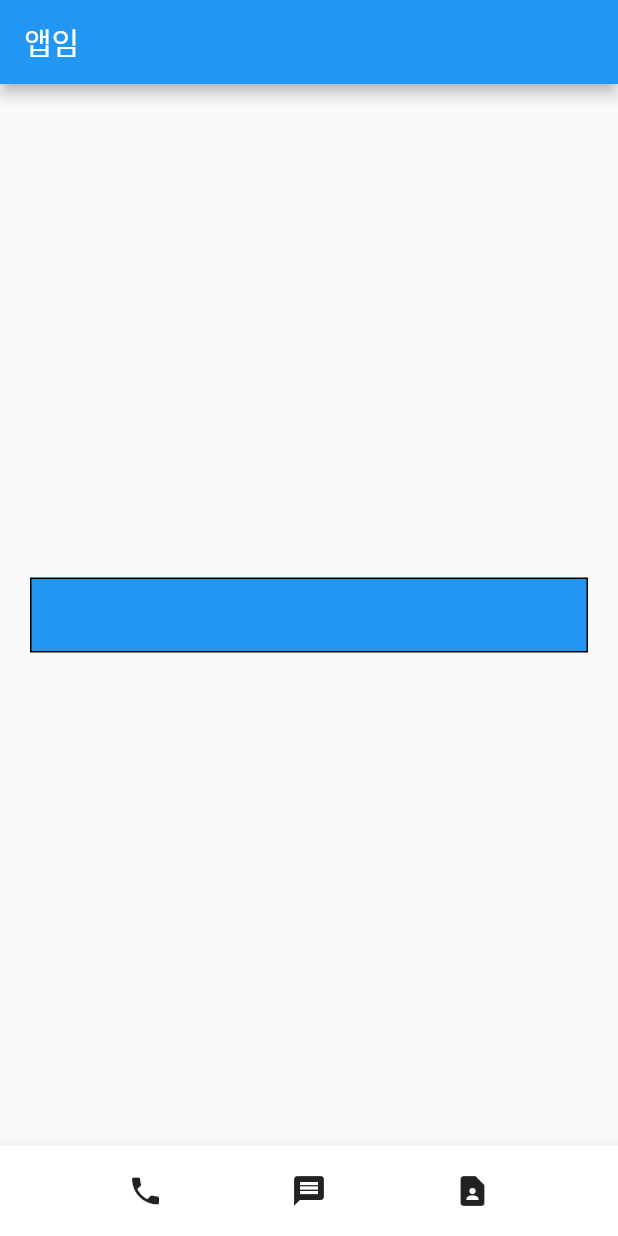
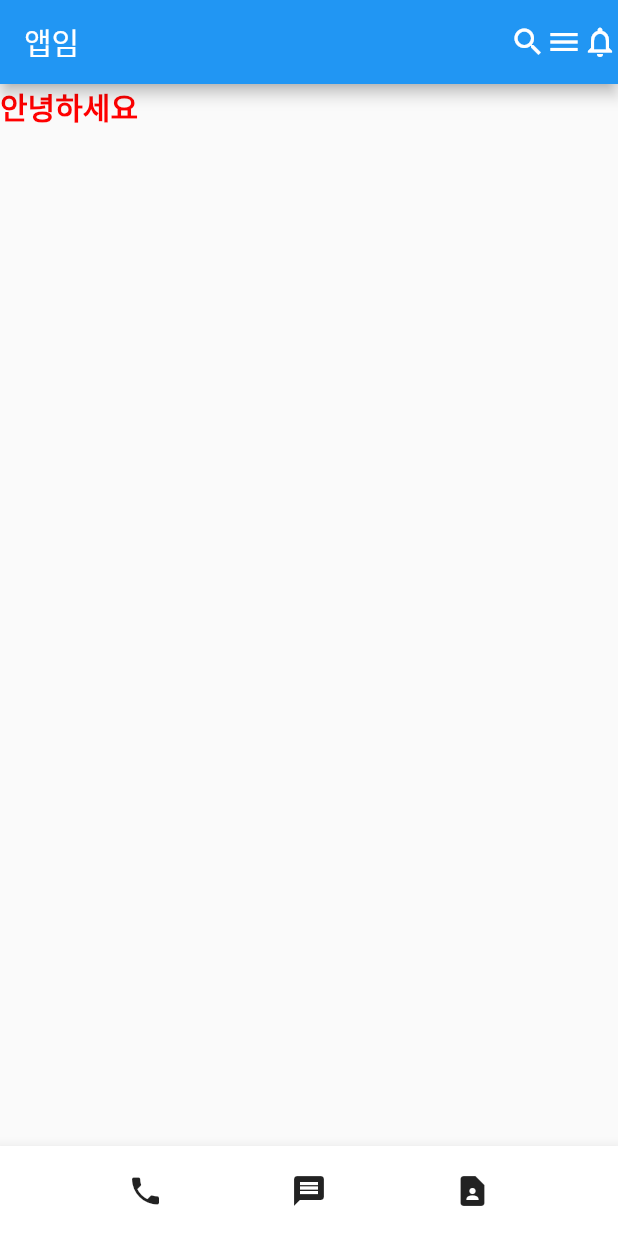
Before and after one commit to Sophia9156/flutter-contact, a Flutter app: the screen it shows after launch, on a phone screen of 412 x 824 dp. Run offline on Flutter 3.47's test engine with Material 2 defaults, Android fonts, the phone set to English and light mode, and no system bars.

Commit message:
design: App Bar에 아이콘 추가

```diff
--- a/lib/main.dart
+++ b/lib/main.dart
@@ -11,17 +11,22 @@ class MyApp extends StatelessWidget {
   Widget build(BuildContext context) {
     return MaterialApp(
         home: Scaffold(
-      appBar: AppBar(title: Text("앱임")),
-      body: Align(
-        alignment: Alignment.center,
-        child: Container(
-          width: double.infinity,
-          height: 50,
-          margin: EdgeInsets.all(20),
-          decoration: BoxDecoration(
-              border: Border.all(color: Colors.black), color: Colors.blue),
-        ),
+      appBar: AppBar(
+        title: Text("앱임"),
+        actions: [
+          Icon(Icons.search),
+          Icon(Icons.menu),
+          Icon(Icons.notifications_none_outlined)
+        ],
       ),
+      body: SizedBox(
+          child: Text(
+        "안녕하세요",
+        style: TextStyle(
+            color: Color(0xffff0000),
+            fontSize: 20,
+            fontWeight: FontWeight.w700),
+      )),
       bottomNavigationBar: BottomAppBar(
         child: SizedBox(
             height: 60,
```
